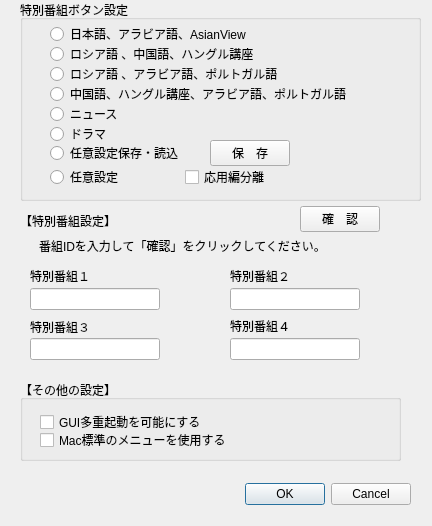
First picture: the form in settingsdialog.ui, repository CSReviser/CaptureStream2, before the edit.
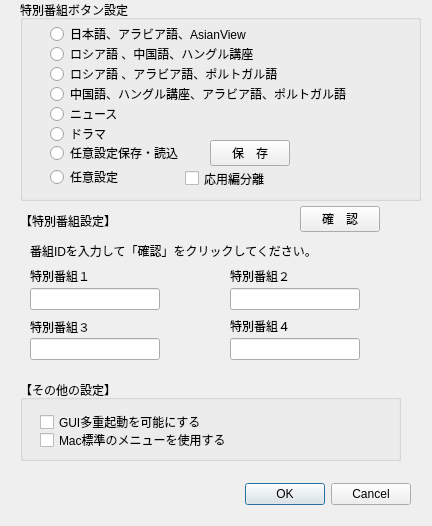
Second picture: the form after the edit.

The edit to the form file:
```diff
--- a/settingsdialog.ui
+++ b/settingsdialog.ui
@@ -254,9 +254,9 @@
     <property name="geometry">
      <rect>
       <x>165</x>
-      <y>165</y>
+      <y>168</y>
       <width>121</width>
-      <height>24</height>
+      <height>21</height>
      </rect>
     </property>
     <property name="text">
@@ -293,10 +293,10 @@
   <widget class="QLabel" name="label_10">
    <property name="geometry">
     <rect>
-     <x>39</x>
-     <y>230</y>
+     <x>30</x>
+     <y>240</y>
      <width>391</width>
-     <height>31</height>
+     <height>21</height>
     </rect>
    </property>
    <property name="text">
```
